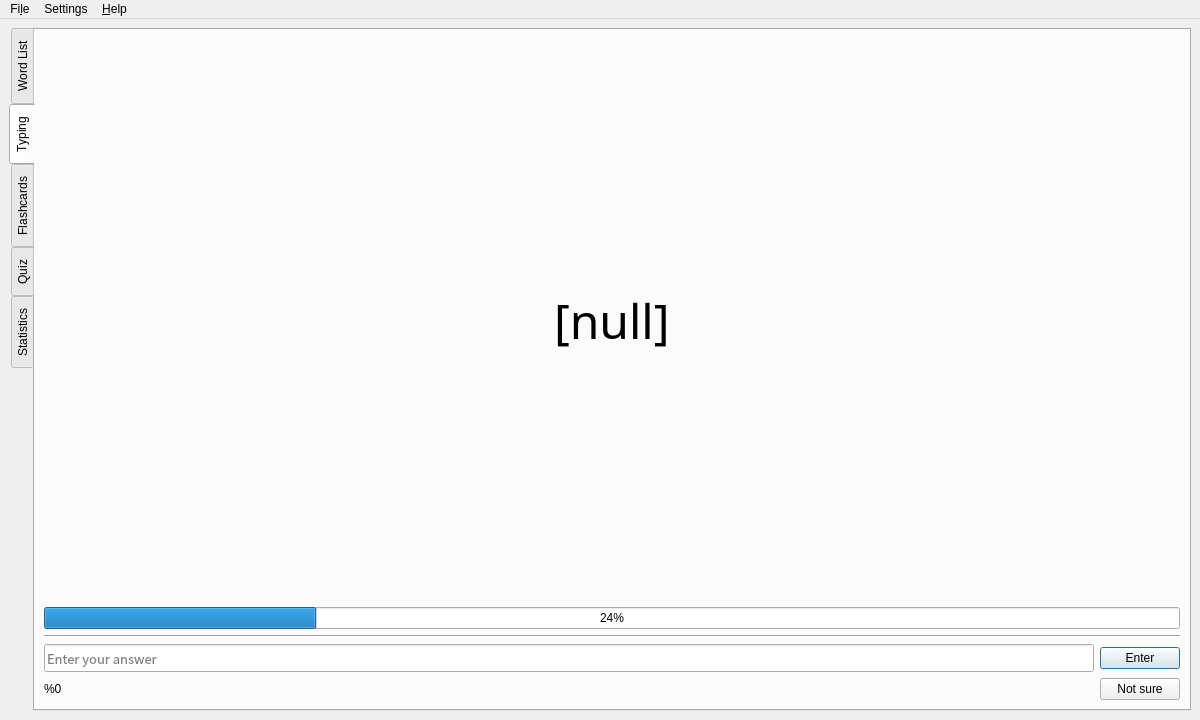
This is cjk-trainer/ui/MainWindow.ui in mruiz42/cjk-trainer as Qt 5 draws it before an edit. The edited form follows.
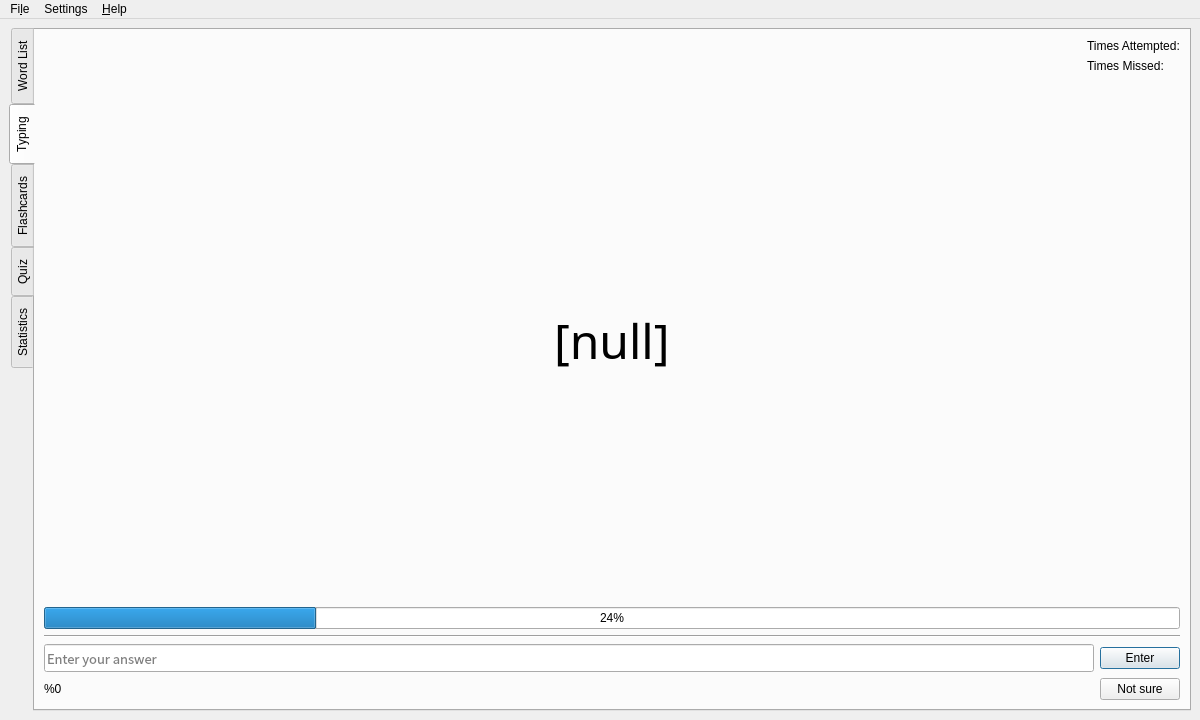
This is the edited form. The open tabs and pages were chosen to show the change. Icons and pictures are not drawn.

Patch:
```diff
--- a/cjk-trainer/ui/MainWindow.ui
+++ b/cjk-trainer/ui/MainWindow.ui
@@ -637,6 +637,44 @@
          <layout class="QVBoxLayout" name="verticalLayout_4">
           <item>
            <layout class="QVBoxLayout" name="verticalLayout_7">
+            <item>
+             <layout class="QHBoxLayout" name="horizontalLayout_14">
+              <item>
+               <spacer name="horizontalSpacer_14">
+                <property name="orientation">
+                 <enum>Qt::Horizontal</enum>
+                </property>
+                <property name="sizeHint" stdset="0">
+                 <size>
+                  <width>40</width>
+                  <height>20</height>
+                 </size>
+                </property>
+               </spacer>
+              </item>
+              <item>
+               <layout class="QVBoxLayout" name="verticalLayout_18">
+                <item>
+                 <widget class="QLabel" name="label_typingAttempted">
+                  <property name="enabled">
+                   <bool>true</bool>
+                  </property>
+                  <property name="text">
+                   <string>Times Attempted:</string>
+                  </property>
+                 </widget>
+                </item>
+                <item>
+                 <widget class="QLabel" name="label_typingMissed">
+                  <property name="text">
+                   <string>Times Missed:</string>
+                  </property>
+                 </widget>
+                </item>
+               </layout>
+              </item>
+             </layout>
+            </item>
             <item>
              <spacer name="verticalSpacer_3">
               <property name="orientation">
```
